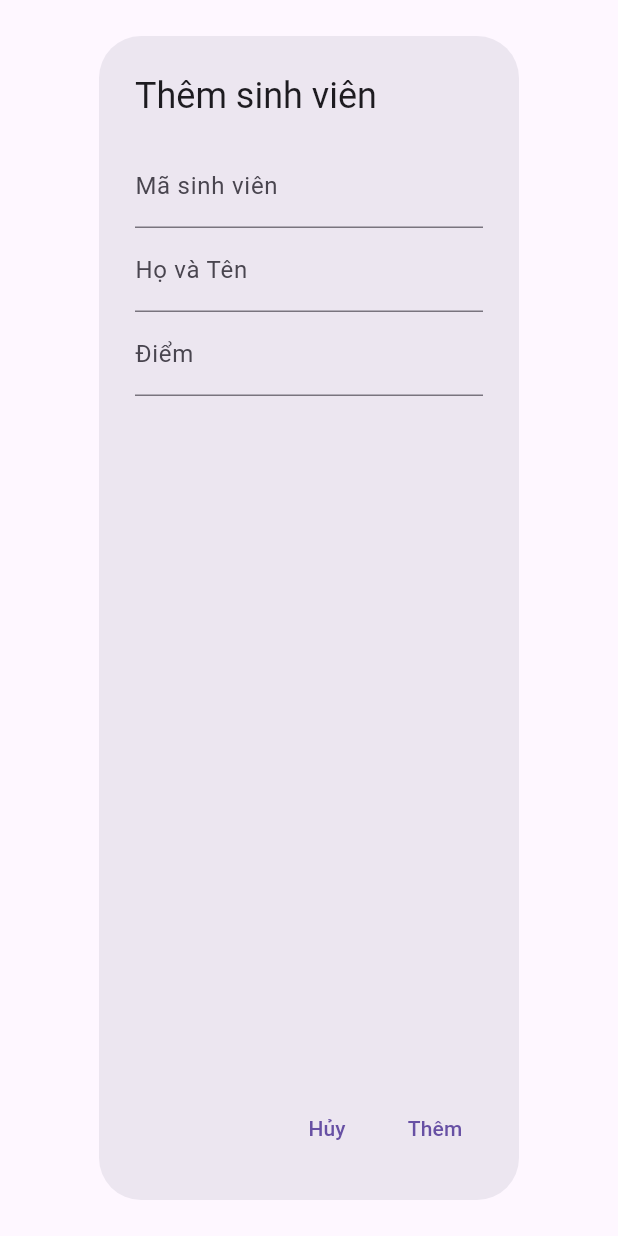
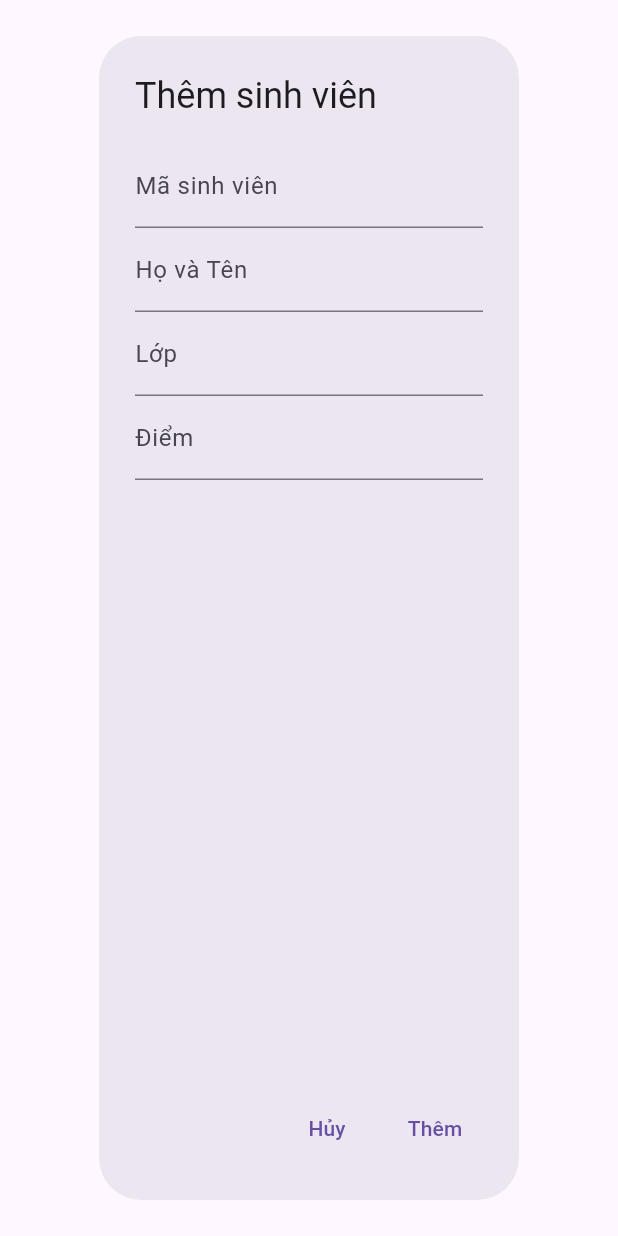
Before and after one commit to n4tsukii/bt-giua-ky, a Flutter app: the FormNhapSinhVien widget shown alone on an empty page, opened directly, after a tap on "Thêm", on a phone screen of 412 x 824 dp. Run offline on Flutter 3.47's test engine with Material 3 defaults, Android fonts, the phone set to English and light mode, and no system bars.

Commit message:
thêm biến lớp

```diff
--- a/lib/models/sinhvien.dart
+++ b/lib/models/sinhvien.dart
@@ -1,15 +1,16 @@
-import 'package:provider/provider.dart';
 import 'package:flutter/foundation.dart';
 
 class SinhVien {
   final int maSV;
   final String hoten;
   final double diem;
+  final String lop;
 
   SinhVien({
     required this.maSV,
     required this.hoten,
-    required this.diem
+    required this.diem,
+    required this.lop,
   });
 }
 
@@ -18,8 +19,8 @@ class StudentProvider with ChangeNotifier {
 
   List<SinhVien> get currentStudent => dsSV;
 
-  void addStudent(int maSV, String hoten, double diem) {
-    SinhVien newStudent = SinhVien(maSV: maSV, hoten: hoten, diem: diem);
+  void addStudent(int maSV, String hoten, double diem, String lop) {
+    SinhVien newStudent = SinhVien(maSV: maSV, hoten: hoten, diem: diem, lop: lop);
     dsSV.add(newStudent);
     notifyListeners();
   }
--- a/lib/widgets/sinhvien/formnhapSV.dart
+++ b/lib/widgets/sinhvien/formnhapSV.dart
@@ -8,7 +8,7 @@ class FormNhapSinhVien extends StatelessWidget {
   final maController = TextEditingController();
   final hoVaTenController = TextEditingController();
   final diemTotNghiepController = TextEditingController();
-
+  final lopController = TextEditingController();
   @override
   Widget build(BuildContext context) {
     return Consumer<StudentProvider>(
@@ -25,6 +25,10 @@ class FormNhapSinhVien extends StatelessWidget {
                 TextField(
                   controller: hoVaTenController,
                   decoration: const InputDecoration(labelText: 'Họ và Tên'),
+                ),
+                TextField(
+                  controller: lopController,
+                  decoration: const InputDecoration(labelText: 'Lớp'),
                 ),
                 TextField(
                   controller: diemTotNghiepController,
@@ -44,9 +48,10 @@ class FormNhapSinhVien extends StatelessWidget {
                   int id = int.parse(maController.text);
                   String name = hoVaTenController.text;
                   double diem = double.parse(diemTotNghiepController.text);
+                  String lop = lopController.text;
 
                   Provider.of<StudentProvider>(context, listen: false)
-                      .addStudent(id, name, diem);
+                      .addStudent(id, name, diem, lop);
                   Navigator.of(context).pop();
                 },
                 child: const Text('Thêm'),
```
Also changed, not shown: lib/widgets/sinhvien/display_listSV.dart (+7 -0 lines).
